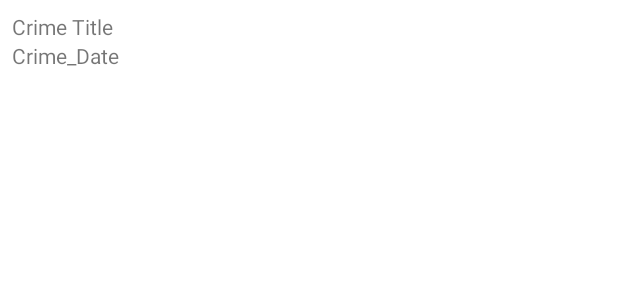
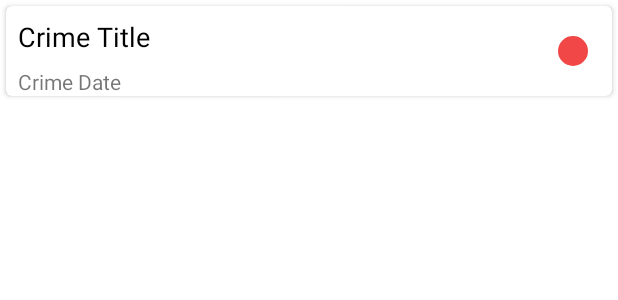
Before and after one commit to MerelyThisAndNothingMore/CriminalIntent, an Android app: the layout list_item_crime.xml on its own in the app's theme, with its tools: preview values and no code run, on a phone screen of 412 x 824 dp. Shown: the top 300 px of the screen. Run offline under Robolectric (Android 15) with nearby library versions, the phone set to English and light mode, and no system bars.

Commit message:
finished recyclerView

```diff
--- a/app/build.gradle
+++ b/app/build.gradle
@@ -2,6 +2,9 @@ plugins {
     id 'com.android.application'
     id 'kotlin-android'
 }
+
+apply plugin: 'kotlin-kapt'
+apply plugin: 'kotlin-android-extensions'
 
 android {
     compileSdkVersion 30
@@ -34,8 +37,11 @@ android {
 
 dependencies {
 
+    implementation("androidx.cardview:cardview:1.0.0")
     implementation "org.jetbrains.kotlin:kotlin-stdlib-jdk7:$kotlin_version"
     implementation 'androidx.core:core-ktx:1.6.0'
+    implementation 'androidx.room:room-runtime:2.1.0-alpha04'
+    kapt 'androidx.room:room-compiler:2.1.0-alpha04'
     implementation 'androidx.appcompat:appcompat:1.3.1'
     implementation 'com.google.android.material:material:1.4.0'
     implementation 'androidx.constraintlayout:constraintlayout:2.1.0'
--- a/app/src/main/java/com/example/criminalintent/model/Crime.kt
+++ b/app/src/main/java/com/example/criminalintent/model/Crime.kt
@@ -9,6 +9,6 @@ import java.util.*
 data class Crime(
     val id: UUID = UUID.randomUUID(),
     var title: String = "",
-    var data: Date = Date(),
+    var date: Date = Date(),
     var isSolved: Boolean = false
 )
--- a/app/src/main/java/com/example/criminalintent/view/CrimeFragment.kt
+++ b/app/src/main/java/com/example/criminalintent/view/CrimeFragment.kt
@@ -41,7 +41,7 @@ class CrimeFragment : Fragment() {
         mCrimeTitle = view.findViewById(R.id.crime_title)
         mCrimeData = view.findViewById(R.id.crime_date)
         mCrimeData?.apply {
-            text = mCrime.data.toString()
+            text = mCrime.date.toString()
             isEnabled = false
         }
         mCrimeSolved = view.findViewById(R.id.crime_solved)
--- /dev/null
+++ b/app/src/main/res/drawable/crime_unsolved_pic.xml
@@ -0,0 +1,7 @@
+<?xml version="1.0" encoding="utf-8"?>
+<shape android:shape="oval"
+    xmlns:android="http://schemas.android.com/apk/res/android">
+
+    <solid android:color="@color/dark_red"/>
+
+</shape>
--- a/app/src/main/res/layout/list_item_crime.xml
+++ b/app/src/main/res/layout/list_item_crime.xml
@@ -1,21 +1,56 @@
 <?xml version="1.0" encoding="utf-8"?>
-<LinearLayout xmlns:android="http://schemas.android.com/apk/res/android"
+<androidx.cardview.widget.CardView xmlns:android="http://schemas.android.com/apk/res/android"
+    xmlns:app="http://schemas.android.com/apk/res-auto"
     xmlns:tools="http://schemas.android.com/tools"
+    android:id="@+id/crime_card_view"
     android:layout_width="match_parent"
     android:layout_height="wrap_content"
-    android:orientation="vertical"
-    android:padding="8dp">
+    android:layout_margin="4dp"
+    app:cardCornerRadius="4dp">
+
+    <androidx.constraintlayout.widget.ConstraintLayout
+        android:layout_width="match_parent"
+        android:layout_height="match_parent">
 
         <TextView
             android:id="@+id/crime_title"
-        android:layout_width="match_parent"
+            android:layout_width="0dp"
             android:layout_height="wrap_content"
+            android:layout_margin="8dp"
+            android:textColor="@color/black"
+            android:textSize="18sp"
+            android:ellipsize="end"
+            android:maxLines="1"
+            app:layout_constraintStart_toStartOf="parent"
+            app:layout_constraintEnd_toStartOf="@id/crime_solved"
+            app:layout_constraintTop_toTopOf="parent"
+
             tools:text="Crime Title" />
+
 
         <TextView
             android:id="@+id/crime_date"
-        android:layout_width="match_parent"
+            android:layout_width="0dp"
             android:layout_height="wrap_content"
-        tools:text="Crime_Date" />
+            android:layout_margin="8dp"
+            android:ellipsize="end"
+            android:maxLines="1"
+            app:layout_constraintStart_toStartOf="parent"
+            app:layout_constraintTop_toBottomOf="@id/crime_title"
+            app:layout_constraintEnd_toStartOf="@id/crime_solved"
+            tools:text="Crime Date" />
 
-</LinearLayout>
+        <ImageView
+            android:id="@+id/crime_solved"
+            android:layout_width="20dp"
+            android:layout_height="20dp"
+            android:layout_margin="16dp"
+            android:contentDescription="@string/crime_solved_pic_des"
+            android:src="@drawable/crime_unsolved_pic"
+            app:layout_constraintBottom_toBottomOf="parent"
+            app:layout_constraintEnd_toEndOf="parent"
+            app:layout_constraintTop_toTopOf="parent" />
+
+    </androidx.constraintlayout.widget.ConstraintLayout>
+
+</androidx.cardview.widget.CardView>
--- a/app/src/main/res/values/colors.xml
+++ b/app/src/main/res/values/colors.xml
@@ -7,4 +7,7 @@
     <color name="teal_700">#FF018786</color>
     <color name="black">#FF000000</color>
     <color name="white">#FFFFFFFF</color>
+    <color name="green">#57F657</color>
+    <color name="dark_red">#F14747</color>
+
 </resources>
--- a/app/src/main/res/values/strings.xml
+++ b/app/src/main/res/values/strings.xml
@@ -4,4 +4,7 @@
     <string name="crime_title_label">Title</string>
     <string name="crime_details_label">Details</string>
     <string name="crime_solved_label">Solved</string>
+    <string name="crime_solved_pic_des">a pic indicates if the crime is solved</string>
+    <string name="crime_title_indicate">Crime Title</string>
+    <string name="crime_date_indicator">Crime Date</string>
 </resources>
```
Also changed, not shown: app/src/main/java/com/example/criminalintent/view/CrimeListFragment.kt (+41 -8 lines), app/src/main/res/drawable/crime_solved_pic.xml (added, +8 -0 lines), 1 other file. Lines whose indentation alone changed are shown as unchanged.
